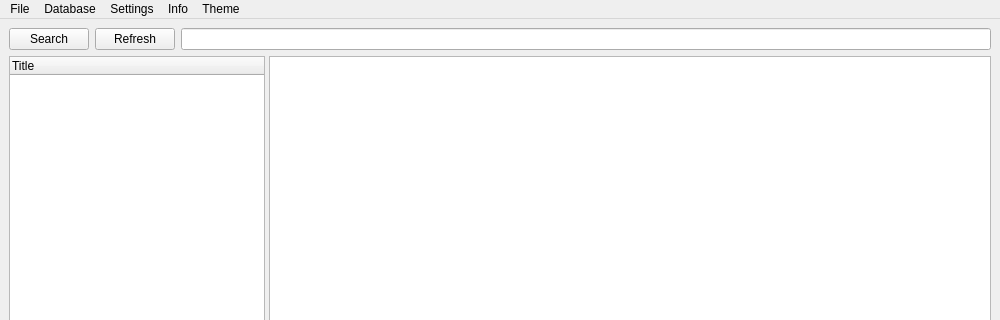
Old version of the form src/gui/ui/mainwindow.ui in the repository nisemono0/HLib; both pictures show x 0 to 1000 and y 0 to 320 of the 1000 by 700 pixel window.
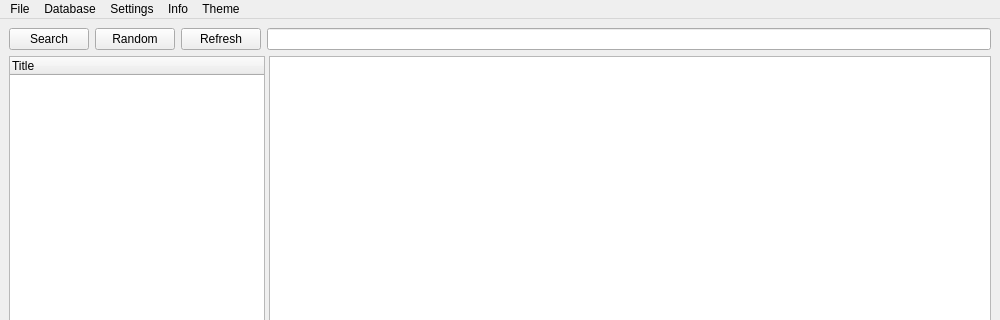
New version of the form. Custom widgets are drawn as their Qt base class.

Commit message: added random button and changed refresh button code random button selects a random non hidden item visible in the tree view refresh button no longer calls a select on db and instead unhides all tree items and selectes the first visible one

```diff
--- a/src/gui/ui/mainwindow.ui
+++ b/src/gui/ui/mainwindow.ui
@@ -22,7 +22,7 @@
   <widget class="QWidget" name="centralwidget">
    <layout class="QVBoxLayout" name="verticalLayout">
     <item>
-     <layout class="QHBoxLayout" name="horizontalLayoutSearch" stretch="0,0,1">
+     <layout class="QHBoxLayout" name="horizontalLayoutSearch" stretch="0,0,0,1">
       <item>
        <widget class="QPushButton" name="pushButtonSearch">
         <property name="sizePolicy">
@@ -36,6 +36,22 @@
         </property>
        </widget>
       </item>
+      <item>
+       <widget class="QPushButton" name="pushButtonRandom">
+        <property name="sizePolicy">
+         <sizepolicy hsizetype="Maximum" vsizetype="Fixed">
+          <horstretch>0</horstretch>
+          <verstretch>0</verstretch>
+         </sizepolicy>
+        </property>
+        <property name="statusTip">
+         <string>Select random from view</string>
+        </property>
+        <property name="text">
+         <string>Random</string>
+        </property>
+       </widget>
+      </item>
       <item>
        <widget class="QPushButton" name="pushButtonRefresh">
         <property name="sizePolicy">
```
Left out of the diff: 6 changed lines with no effect on the pictures. The commit also changes 3 other files.
